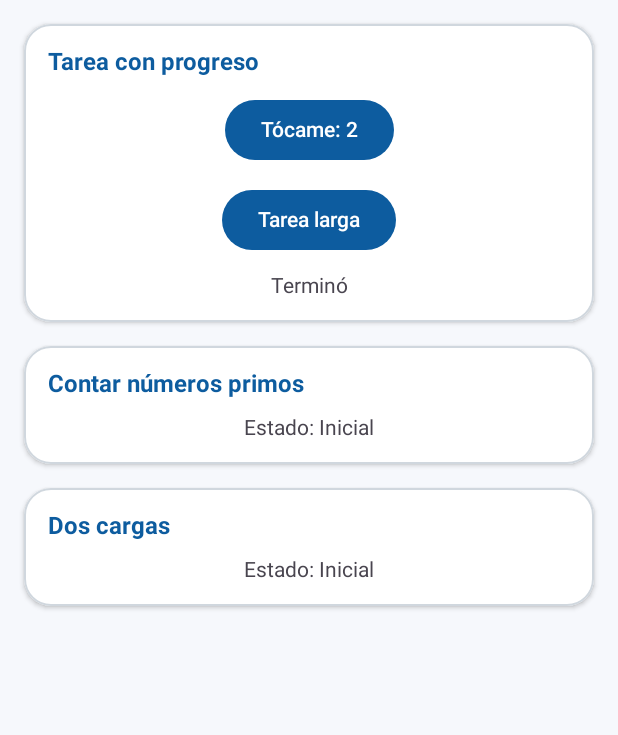
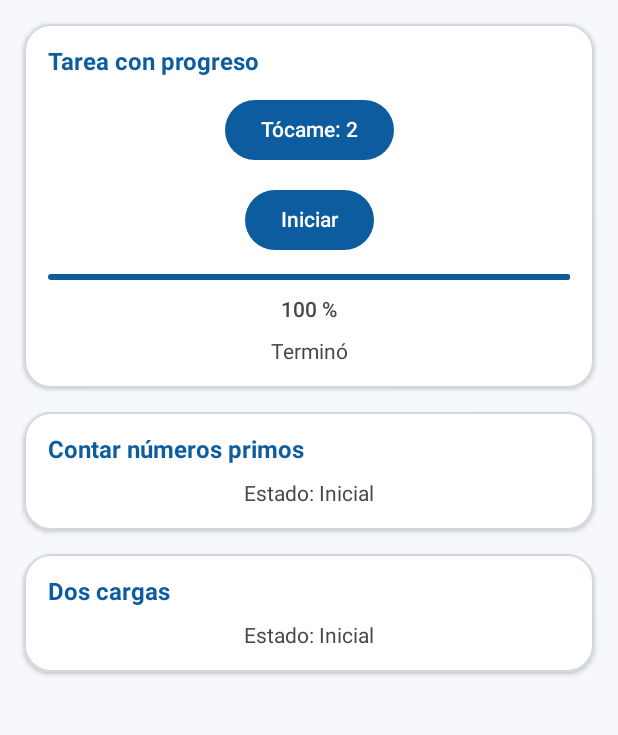
Before and after one commit to israelhuamanh/hilos-android, an Android app built with Jetpack Compose: the screen it shows after launch (MainActivity), after a tap on an icon or button, on a phone screen of 412 x 824 dp, the part 96-831 px from its top. Run offline under Robolectric (Android 15) with nearby library versions, the phone set to English and light mode, and no system bars; 2 other taps on this screen came first.

Commit message:
feat(progreso): agrega barra de progreso con StateFlow

```diff
--- a/app/src/main/java/com/tecsup/centrotareas/ui/PantallaTareas.kt
+++ b/app/src/main/java/com/tecsup/centrotareas/ui/PantallaTareas.kt
@@ -13,6 +13,7 @@ import androidx.compose.material3.Button
 import androidx.compose.material3.Card
 import androidx.compose.material3.CardDefaults
 import androidx.compose.material3.ExperimentalMaterial3Api
+import androidx.compose.material3.LinearProgressIndicator
 import androidx.compose.material3.MaterialTheme
 import androidx.compose.material3.Scaffold
 import androidx.compose.material3.Text
@@ -41,6 +42,7 @@ import com.tecsup.centrotareas.viewmodel.TareasViewModel
 @Composable
 fun PantallaTareas(vm: TareasViewModel) {
     val mensaje by vm.mensaje.collectAsState()
+    val progreso by vm.progreso.collectAsState()
     val primos by vm.primos.collectAsState()
     val carga by vm.carga.collectAsState()
 
@@ -78,8 +80,18 @@ fun PantallaTareas(vm: TareasViewModel) {
                 }
 
                 Button(onClick = { vm.tareaLarga() }) {
-                    Text(text = "Tarea larga")
+                    Text(text = "Iniciar")
                 }
+
+                LinearProgressIndicator(
+                    progress = { progreso },
+                    modifier = Modifier.fillMaxWidth()
+                )
+
+                Text(
+                    text = "${(progreso * 100).toInt()} %",
+                    style = MaterialTheme.typography.labelLarge
+                )
 
                 Text(
                     text = mensaje,
--- a/app/src/main/java/com/tecsup/centrotareas/viewmodel/TareasViewModel.kt
+++ b/app/src/main/java/com/tecsup/centrotareas/viewmodel/TareasViewModel.kt
@@ -20,20 +20,26 @@ class TareasViewModel(private val repo: TareasRepository) : ViewModel() {
     private val _mensaje = MutableStateFlow("Listo")
     val mensaje: StateFlow<String> = _mensaje.asStateFlow()
 
+    private val _progreso = MutableStateFlow(0f)
+    val progreso: StateFlow<Float> = _progreso.asStateFlow()
+
     fun tareaLarga() {
         viewModelScope.launch {
+            _progreso.value = 0f
             _mensaje.value = "Trabajando..."
             Log.d("HILO", "Antes: ${Thread.currentThread().name}")
             withContext(Dispatchers.Default) {
                 Log.d("HILO", "Dentro: ${Thread.currentThread().name}")
-                delay(4000)
+                for (i in 1..100) {
+                    delay(40)
+                    _progreso.value = i / 100f
+                }
             }
             Log.d("HILO", "Despues: ${Thread.currentThread().name}")
             _mensaje.value = "Terminó"
         }
     }
 
-    // TODO Paso 3: progreso
     // TODO Paso 4: trabajo (Job), corriendo y cancelar()
 
     // ----- Contar primos (paso 5)
```
